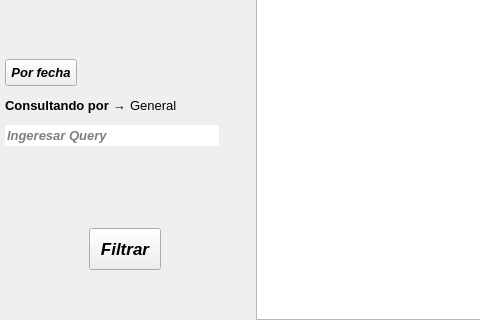
Qt form GUI/sub_ventanas/ui/reportes/plantillaDesigner.ui (C-Sebastian-M/GLAM_MAKEUP_STORE) before a commit; both pictures show x 0 to 480 and y 304 to 624 of the 825 by 624 pixel window.
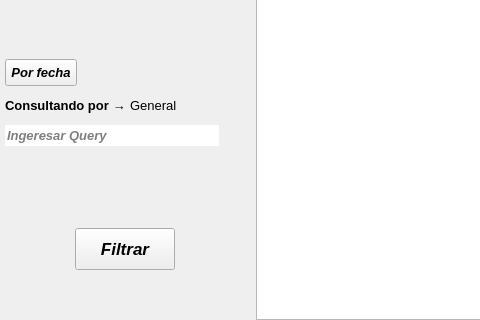
The same form after that commit. Icons and pictures are not drawn.

Commit message: css styles changed

```diff
--- a/GUI/sub_ventanas/ui/reportes/plantillaDesigner.ui
+++ b/GUI/sub_ventanas/ui/reportes/plantillaDesigner.ui
@@ -594,6 +594,12 @@
             <verstretch>0</verstretch>
            </sizepolicy>
           </property>
+          <property name="minimumSize">
+           <size>
+            <width>100</width>
+            <height>0</height>
+           </size>
+          </property>
           <property name="font">
            <font>
             <family>Arial</family>
```
Left out of the diff: 2 changed lines with no effect on the pictures. The commit also changes 2 other files.
